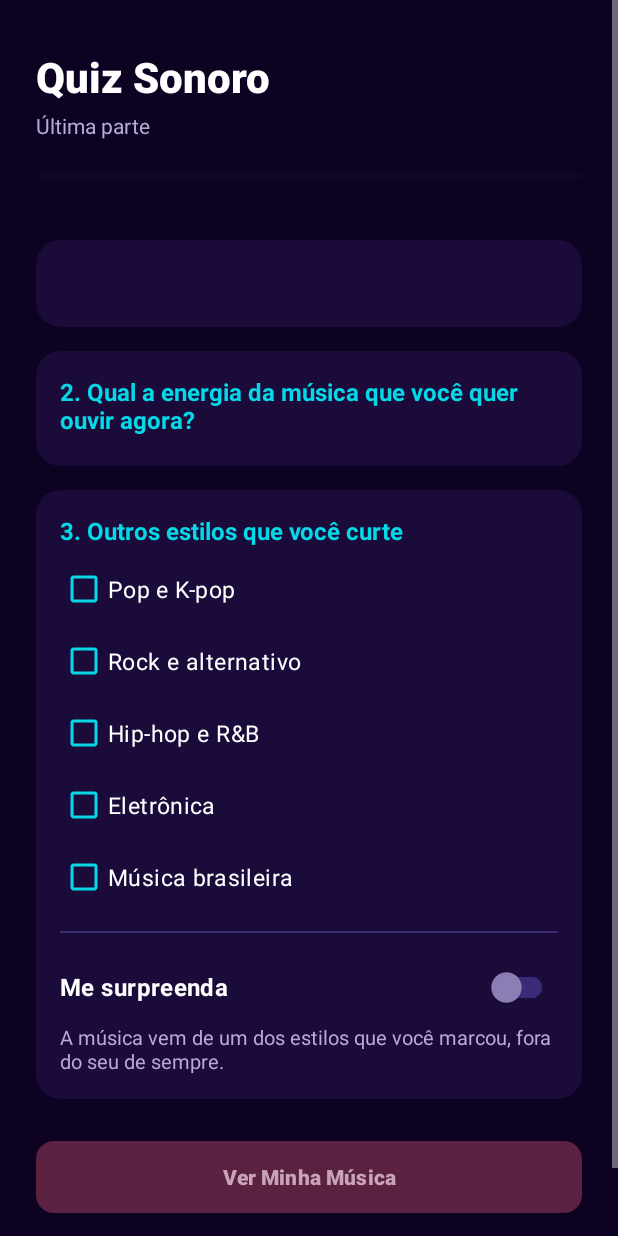
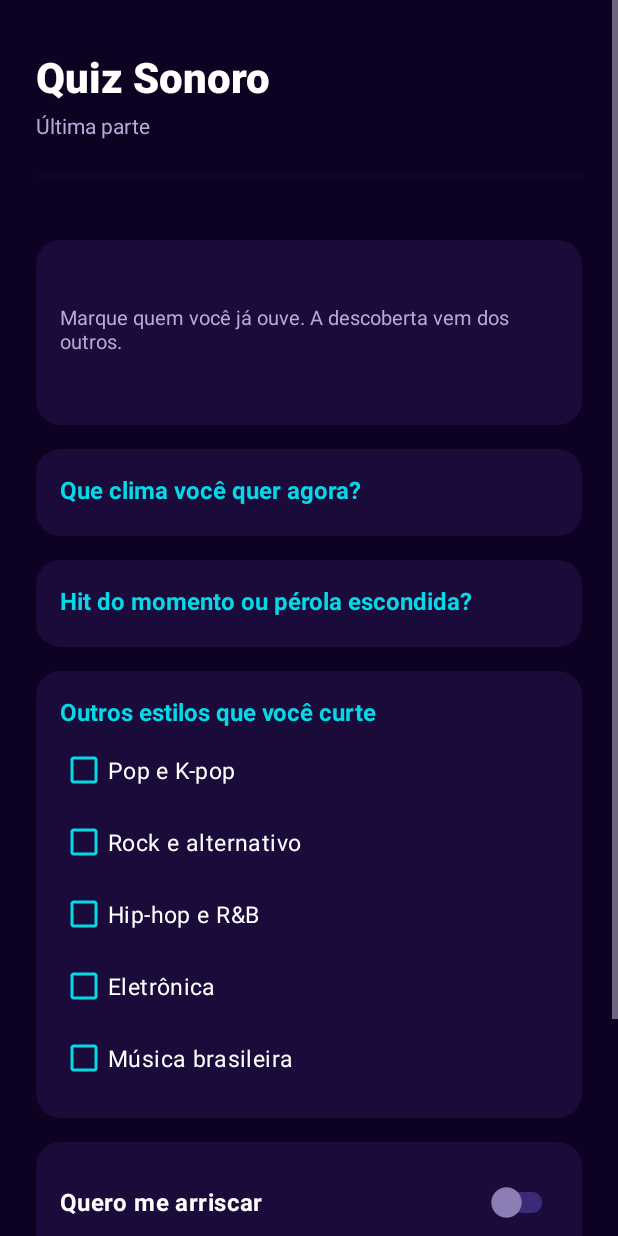
Before and after one commit to boeing474/SoundMatch, an Android app: the SoundQuizActivity screen opened directly, with no data from a screen before it, on a phone screen of 412 x 824 dp. Run offline under Robolectric (Android 15) with nearby library versions, the phone set to English and light mode, and no system bars; pictures from the network do not load; 1 statement that could not run was skipped.

Commit message:
feat: quiz novo com artistas parecidos, clima, hit ou pérola e Quero me arriscar

```diff
--- a/android/app/src/main/res/layout/activity_sound_quiz.xml
+++ b/android/app/src/main/res/layout/activity_sound_quiz.xml
@@ -53,10 +53,11 @@
                 android:layout_marginTop="6dp"
                 android:gravity="end"
                 android:textSize="12sp"
-                tools:text="0 de 2 respondidas" />
+                tools:text="Respondidas: 0 de 2" />
 
-            <!-- 1ª pergunta: músicas do artista favorito (ou a pergunta reserva). Opções criadas no Kotlin. -->
+            <!-- Artistas parecidos com o favorito (só quando o Deezer achou). Chips criados no Kotlin. -->
             <com.google.android.material.card.MaterialCardView
+                android:id="@+id/cardKnown"
                 style="@style/Widget.SoundMatch.Card"
                 android:layout_width="match_parent"
                 android:layout_height="wrap_content"
@@ -68,20 +69,38 @@
                     android:orientation="vertical">
 
                     <TextView
-                        android:id="@+id/tvQuestion1"
+                        android:id="@+id/tvKnownTitle"
                         style="@style/Widget.SoundMatch.QuestionTitle"
                         android:layout_width="wrap_content"
                         android:layout_height="wrap_content"
-                        tools:text="@string/q1_title_artist" />
+                        tools:text="@string/known_title" />
 
-                    <RadioGroup
-                        android:id="@+id/rgFirstPick"
+                    <TextView
+                        style="@style/Widget.SoundMatch.Caption"
                         android:layout_width="match_parent"
-                        android:layout_height="wrap_content" />
+                        android:layout_height="wrap_content"
+                        android:text="@string/known_hint"
+                        android:textSize="13sp" />
+
+                    <com.google.android.material.chip.ChipGroup
+                        android:id="@+id/chipsKnown"
+                        android:layout_width="match_parent"
+                        android:layout_height="wrap_content"
+                        android:layout_marginTop="8dp" />
+
+                    <TextView
+                        android:id="@+id/tvKnownCount"
+                        style="@style/Widget.SoundMatch.Caption"
+                        android:layout_width="match_parent"
+                        android:layout_height="wrap_content"
+                        android:layout_marginTop="4dp"
+                        android:textColor="@color/neon_cyan"
+                        android:textSize="13sp"
+                        tools:text="@string/known_none" />
                 </LinearLayout>
             </com.google.android.material.card.MaterialCardView>
 
-            <!-- 2ª pergunta: a energia. Uma opção por item do enum Energy. -->
+            <!-- O clima: uma opção por item do enum Energy. -->
             <com.google.android.material.card.MaterialCardView
                 style="@style/Widget.SoundMatch.Card"
                 android:layout_width="match_parent"
@@ -97,7 +116,7 @@
                         style="@style/Widget.SoundMatch.QuestionTitle"
                         android:layout_width="wrap_content"
                         android:layout_height="wrap_content"
-                        android:text="@string/q2_title" />
+                        android:text="@string/energy_title" />
 
                     <RadioGroup
                         android:id="@+id/rgEnergy"
@@ -106,8 +125,35 @@
                 </LinearLayout>
             </com.google.android.material.card.MaterialCardView>
 
-            <!-- Outros estilos + Me surpreenda -->
+            <!-- Hit ou pérola (só com artistas parecidos): uma opção por item do enum Popularity. -->
             <com.google.android.material.card.MaterialCardView
+                android:id="@+id/cardPopularity"
+                style="@style/Widget.SoundMatch.Card"
+                android:layout_width="match_parent"
+                android:layout_height="wrap_content"
+                android:layout_marginTop="16dp">
+
+                <LinearLayout
+                    android:layout_width="match_parent"
+                    android:layout_height="wrap_content"
+                    android:orientation="vertical">
+
+                    <TextView
+                        style="@style/Widget.SoundMatch.QuestionTitle"
+                        android:layout_width="wrap_content"
+                        android:layout_height="wrap_content"
+                        android:text="@string/popularity_title" />
+
+                    <RadioGroup
+                        android:id="@+id/rgPopularity"
+                        android:layout_width="match_parent"
+                        android:layout_height="wrap_content" />
+                </LinearLayout>
+            </com.google.android.material.card.MaterialCardView>
+
+            <!-- Outros estilos: só no quiz reserva, quando não há artistas parecidos. -->
+            <com.google.android.material.card.MaterialCardView
+                android:id="@+id/cardStyles"
                 style="@style/Widget.SoundMatch.Card"
                 android:layout_width="match_parent"
                 android:layout_height="wrap_content"
@@ -158,19 +204,27 @@
                         android:layout_width="match_parent"
                         android:layout_height="wrap_content"
                         android:text="@string/style_brazilian" />
+                </LinearLayout>
+            </com.google.android.material.card.MaterialCardView>
 
-                    <View
-                        android:layout_width="match_parent"
-                        android:layout_height="1dp"
-                        android:layout_marginVertical="12dp"
-                        android:background="@color/stroke_subtle" />
+            <!-- Quero me arriscar -->
+            <com.google.android.material.card.MaterialCardView
+                style="@style/Widget.SoundMatch.Card"
+                android:layout_width="match_parent"
+                android:layout_height="wrap_content"
+                android:layout_marginTop="16dp">
+
+                <LinearLayout
+                    android:layout_width="match_parent"
+                    android:layout_height="wrap_content"
+                    android:orientation="vertical">
 
                     <com.google.android.material.switchmaterial.SwitchMaterial
-                        android:id="@+id/switchSurprise"
+                        android:id="@+id/switchRisk"
                         android:layout_width="match_parent"
                         android:layout_height="wrap_content"
                         android:minHeight="48dp"
-                        android:text="@string/surprise_label"
+                        android:text="@string/risk_label"
                         android:textColor="@color/text_primary"
                         android:textSize="16sp"
                         android:textStyle="bold"
@@ -178,11 +232,12 @@
                         app:trackTint="@color/switch_track" />
 
                     <TextView
+                        android:id="@+id/tvRiskHint"
                         style="@style/Widget.SoundMatch.Caption"
                         android:layout_width="match_parent"
                         android:layout_height="wrap_content"
-                        android:text="@string/surprise_hint"
-                        android:textSize="13sp" />
+                        android:textSize="13sp"
+                        tools:text="@string/risk_hint" />
                 </LinearLayout>
             </com.google.android.material.card.MaterialCardView>
 
@@ -202,7 +257,7 @@
                 android:layout_height="wrap_content"
                 android:layout_marginTop="8dp"
                 android:gravity="center"
-                android:text="@string/quiz_hint_answer_all" />
+                tools:text="@string/quiz_hint_discovery" />
         </LinearLayout>
     </LinearLayout>
 </ScrollView>
--- a/android/app/src/main/res/values/strings.xml
+++ b/android/app/src/main/res/values/strings.xml
@@ -37,31 +37,35 @@
     <string name="quiz_title">Quiz Sonoro</string>
     <string name="quiz_step">Última parte</string>
 
-    <string name="q1_title_artist">1. Qual dessas de %1$s você colocaria pra tocar %2$s?</string>
-    <!-- Pergunta reserva (artista não encontrado): a opção N é do gênero N do enum Genre -->
-    <string name="q1_title">1. Qual destas você colocaria pra tocar %1$s?</string>
-    <string name="q1_opt_0">Blinding Lights – The Weeknd</string>
-    <string name="q1_opt_1">Smells Like Teen Spirit – Nirvana</string>
-    <string name="q1_opt_2">HUMBLE. – Kendrick Lamar</string>
-    <string name="q1_opt_3">Titanium – David Guetta ft. Sia</string>
-    <string name="q1_opt_4">Vai Malandra – Anitta</string>
+    <string name="known_title">Desses parecidos com %1$s, quais você já conhece?</string>
+    <string name="known_hint">Marque quem você já ouve. A descoberta vem dos outros.</string>
+    <string name="known_none">Nenhum marcado: todos entram na disputa</string>
+    <string name="known_all">Você conhece todos: a descoberta vai buscar um pouco mais longe</string>
+    <plurals name="known_count">
+        <item quantity="one">%1$d conhecido · %2$d na disputa</item>
+        <item quantity="other">%1$d conhecidos · %2$d na disputa</item>
+    </plurals>
 
-    <string name="q2_title">2. Qual a energia da música que você quer ouvir agora?</string>
+    <string name="energy_title">Que clima você quer agora?</string>
+    <string name="popularity_title">Hit do momento ou pérola escondida?</string>
 
-    <string name="styles_title">3. Outros estilos que você curte</string>
+    <!-- Só no quiz reserva (sem artistas parecidos) -->
+    <string name="styles_title">Outros estilos que você curte</string>
     <string name="style_pop">Pop e K-pop</string>
     <string name="style_rock">Rock e alternativo</string>
     <string name="style_hiphop">Hip-hop e R&amp;B</string>
     <string name="style_electronic">Eletrônica</string>
     <string name="style_brazilian">Música brasileira</string>
 
-    <string name="surprise_label">Me surpreenda</string>
-    <string name="surprise_hint">A música vem de um dos estilos que você marcou, fora do seu de sempre.</string>
+    <string name="risk_label">Quero me arriscar</string>
+    <string name="risk_hint">A música vem de artistas um passo mais longe dos que você já ouve.</string>
+    <string name="risk_hint_reserve">A música vem de um dos estilos que você marcou, fora do seu de sempre.</string>
     <string name="toast_surprise_needs_style">Marque outro estilo além de %1$s</string>
 
     <string name="btn_see_result">Ver Minha Música</string>
-    <string name="quiz_hint_answer_all">Responda às 2 perguntas para continuar</string>
-    <string name="quiz_progress">%1$d de %2$d respondidas</string>
+    <string name="quiz_hint_discovery">Escolha o clima e hit ou pérola para continuar</string>
+    <string name="quiz_hint_reserve">Escolha o clima para continuar</string>
+    <string name="quiz_progress">Respondidas: %1$d de %2$d</string>
 
     <!-- ===== ResultActivity ===== -->
     <string name="result_title">Sua Descoberta</string>
@@ -69,7 +73,7 @@
     <string name="result_match_suffix" formatted="false">% de match</string>
     <string name="result_match_hint">É quanto das suas respostas apontou para esse estilo, contando o seu artista favorito.</string>
     <string name="result_surprise_title">Fora da sua zona de conforto</string>
-    <string name="result_surprise_hint" formatted="false">Você ligou o Me surpreenda, então aqui não tem %: a música vem de um estilo que você marcou, fora do seu de sempre.</string>
+    <string name="result_surprise_hint" formatted="false">Você quis se arriscar, então aqui não tem %: a música vem de um estilo que você marcou, fora do seu de sempre.</string>
     <string name="result_reason_label">Por que essa música?</string>
     <string name="result_no_styles">Nenhum outro estilo marcado</string>
     <string name="result_rate_question">Curtiu a descoberta?</string>
```
Also changed, not shown: android/app/src/main/java/com/example/soundmatch/model/Popularity.kt (added, +8 -0 lines), android/app/src/main/java/com/example/soundmatch/model/QuizAnswers.kt (+7 -4 lines), android/app/src/main/java/com/example/soundmatch/ui/SoundQuizActivity.kt (+79 -41 lines), android/app/src/main/res/layout/item_artist_chip.xml (added, +12 -0 lines).
